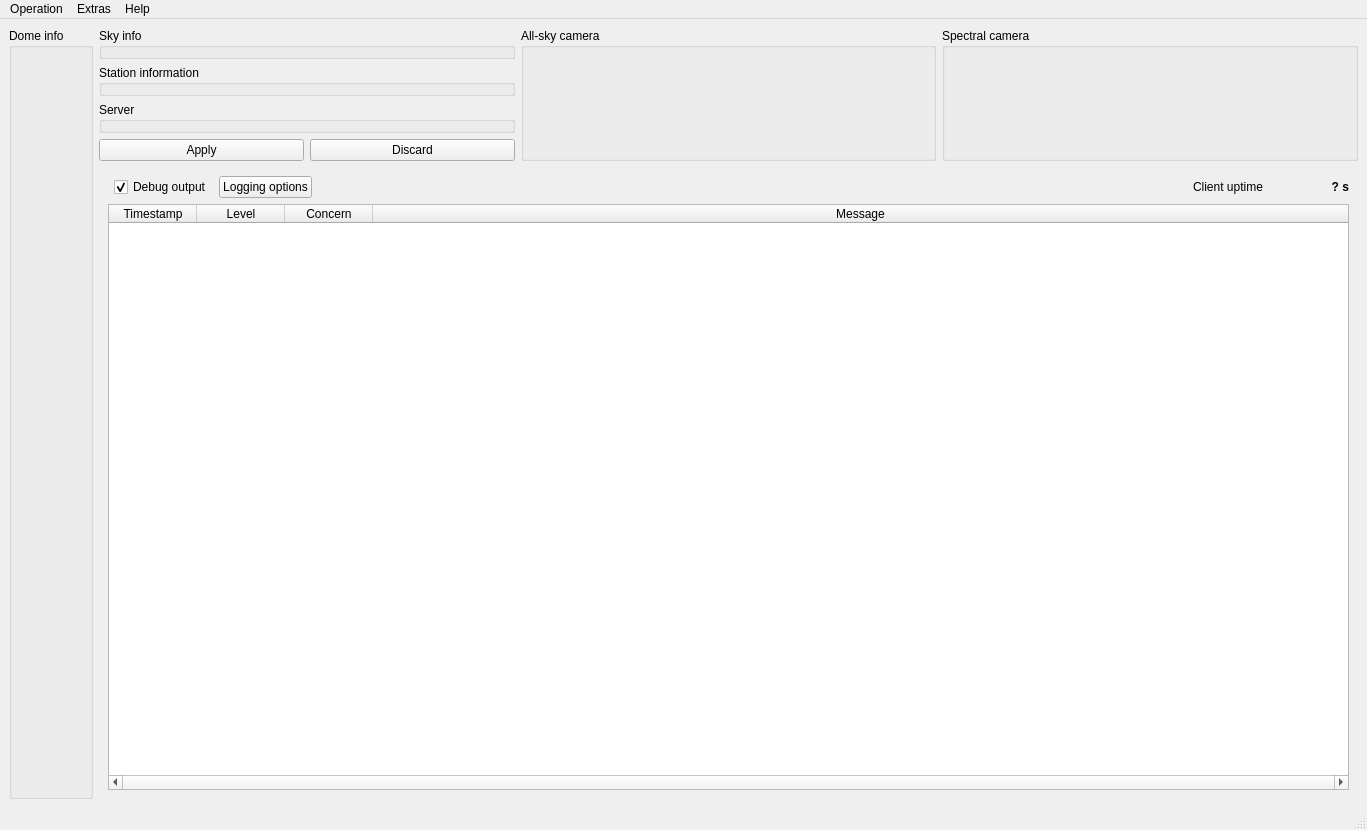
This is mainwindow.ui in AMOS-uniba/amos-client as Qt 5 draws it before an edit. The edited form follows.
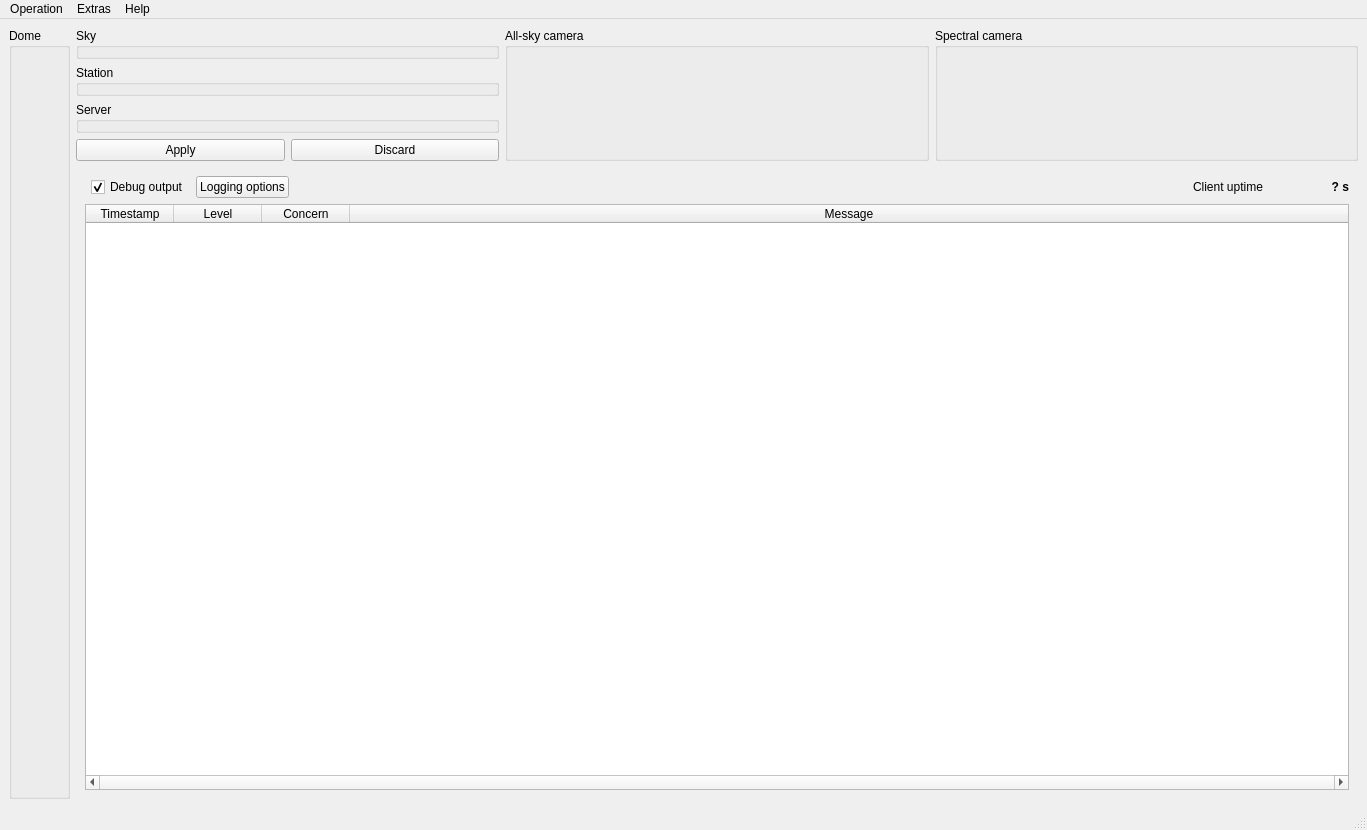
This is the edited form. Icons and pictures are not drawn. Custom widgets are drawn as their Qt base class.

Diff of the .ui file:
```diff
--- a/mainwindow.ui
+++ b/mainwindow.ui
@@ -99,7 +99,7 @@
        <item row="1" column="0">
         <widget class="QStation" name="station">
          <property name="title">
-          <string>Station information</string>
+          <string>Station</string>
          </property>
         </widget>
        </item>
@@ -112,7 +112,7 @@
           </sizepolicy>
          </property>
          <property name="title">
-          <string notr="true">Sky info</string>
+          <string notr="true">Sky</string>
          </property>
         </widget>
        </item>
@@ -317,7 +317,7 @@
           </sizepolicy>
          </property>
          <property name="title">
-          <string>Dome info</string>
+          <string>Dome</string>
          </property>
         </widget>
        </item>
```
